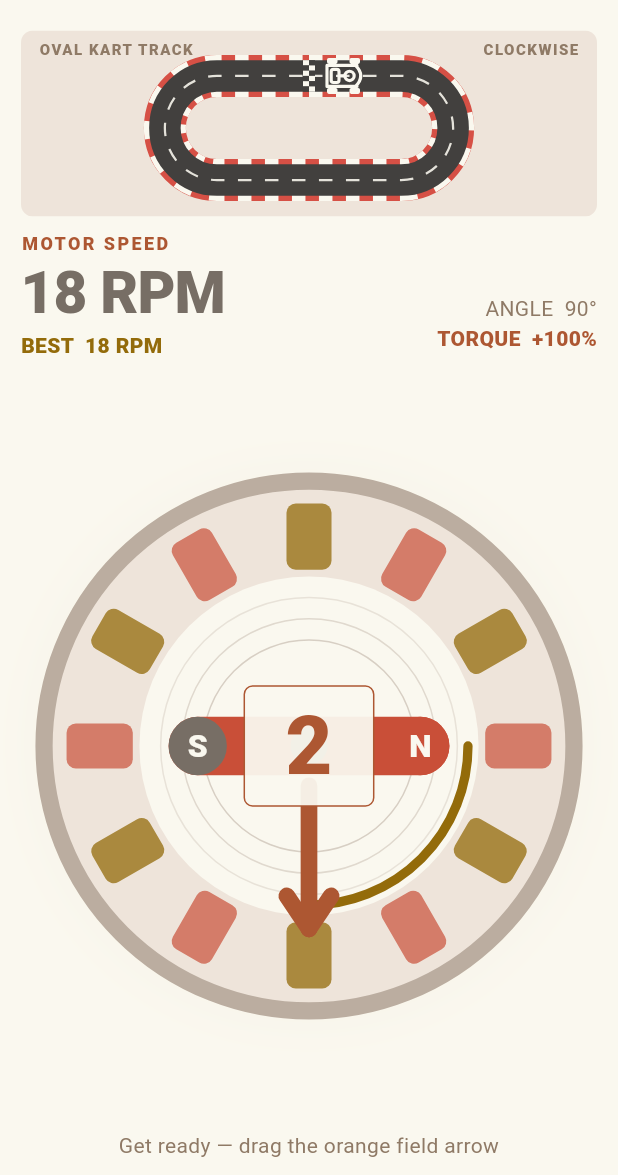
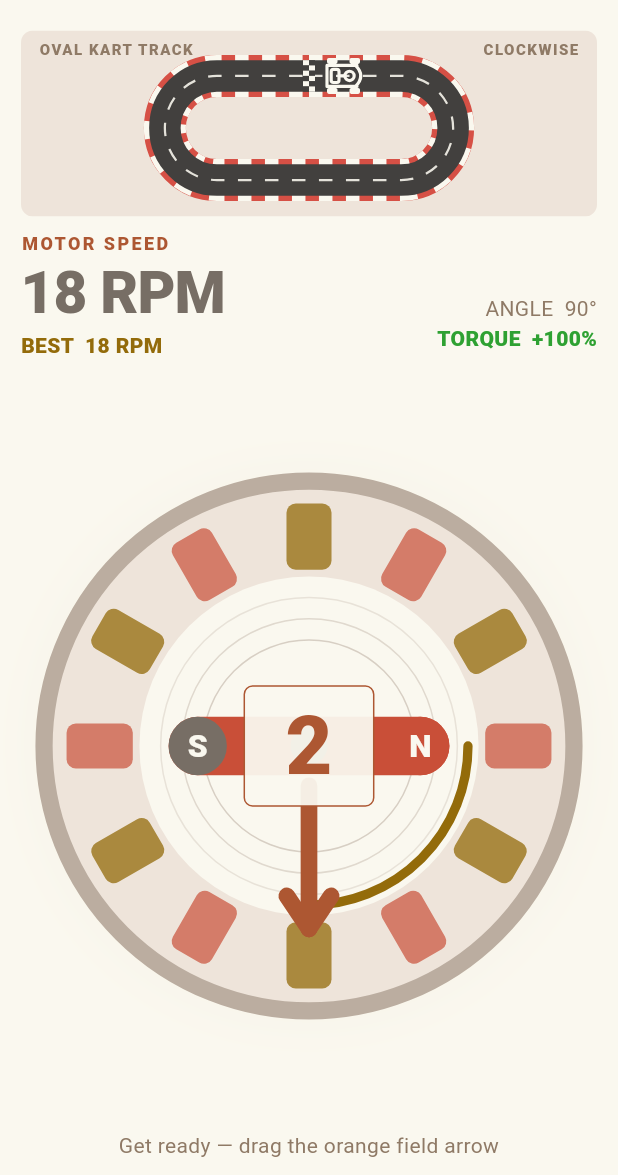
Before and after one commit to JoaoPedra-AMDG/FOC-game, a Flutter app: the screen it shows after launch, after a tap on an icon or button, on a phone screen of 412 x 824 dp, the part 61-1236 px from its top. Run offline on Flutter 3.47's test engine with Material 3 defaults, Android fonts, the phone set to English and light mode, and no system bars.

Commit message:
green torque

```diff
--- a/lib/screens/game_screen.dart
+++ b/lib/screens/game_screen.dart
@@ -135,7 +135,7 @@ class _SpeedReadout extends StatelessWidget {
             Text(
               'TORQUE  ${torque >= 0 ? '+' : ''}${(torque * 100).round()}%',
               style: Theme.of(context).textTheme.bodyMedium?.copyWith(
-                color: torque >= 0 ? GameColors.mint : GameColors.coral,
+                color: torque >= 0 ? const Color.fromARGB(255, 46, 161, 50) : GameColors.coral,
                 fontWeight: FontWeight.w800,
               ),
             ),
```
